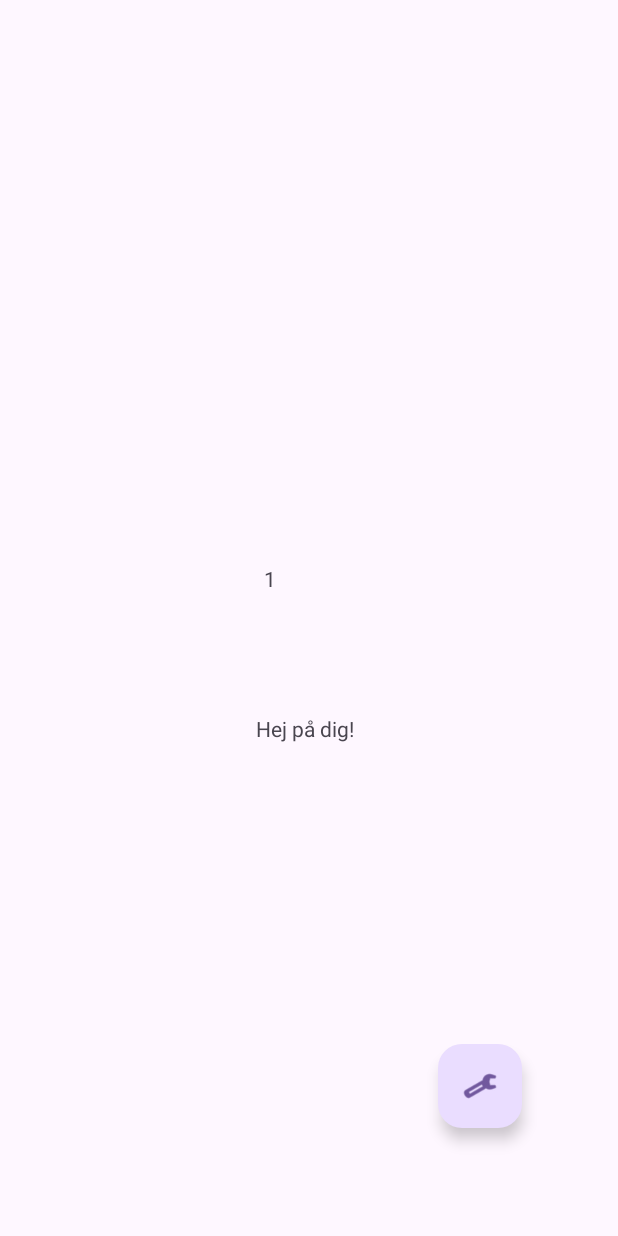
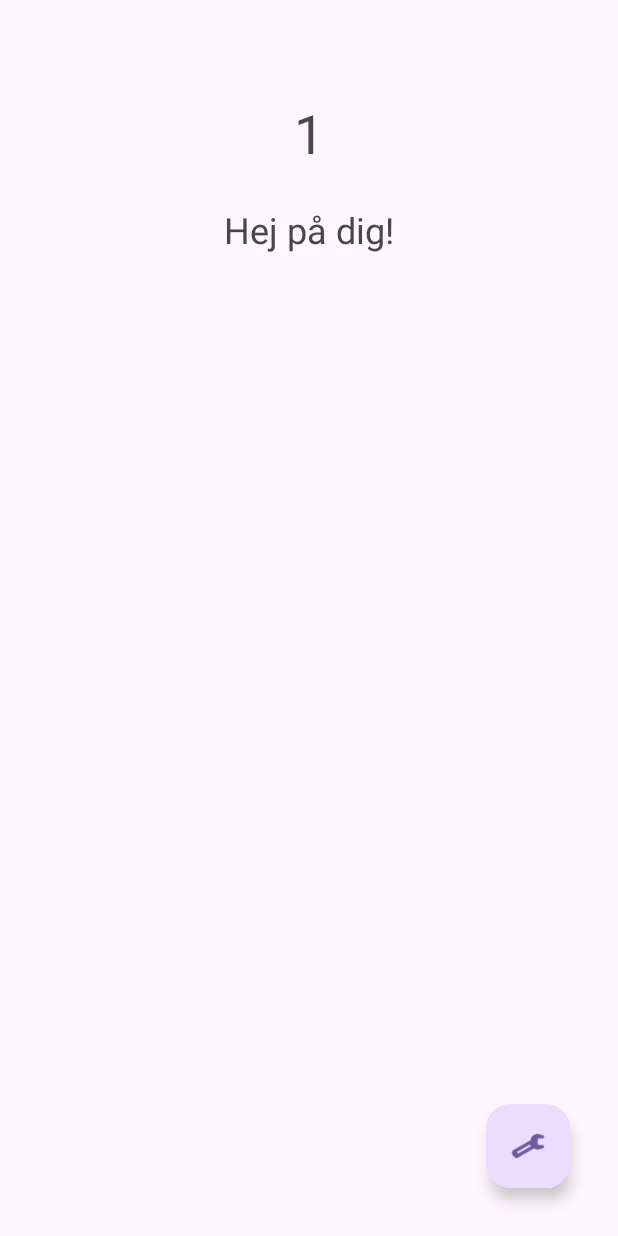
Before and after one commit to malmstli/my-first-app, an Android app: the screen it shows after launch (MainActivity), on a phone screen of 412 x 824 dp. Run offline under Robolectric (Android 15) with nearby library versions, the phone set to English and light mode, and no system bars.

Commit message:
CC lektion 6

```diff
--- a/app/src/main/res/layout/activity_main.xml
+++ b/app/src/main/res/layout/activity_main.xml
@@ -1,41 +1,43 @@
 <?xml version="1.0" encoding="utf-8"?>
-<androidx.constraintlayout.widget.ConstraintLayout xmlns:android="http://schemas.android.com/apk/res/android"
+<androidx.constraintlayout.widget.ConstraintLayout
+    xmlns:android="http://schemas.android.com/apk/res/android"
     xmlns:app="http://schemas.android.com/apk/res-auto"
     xmlns:tools="http://schemas.android.com/tools"
-    android:id="@+id/main"
     android:layout_width="match_parent"
     android:layout_height="match_parent"
     tools:context=".MainActivity">
 
     <TextView
         android:id="@+id/appCount"
-        android:layout_width="67dp"
-        android:layout_height="29dp"
-        android:layout_marginStart="176dp"
-        android:layout_marginTop="376dp"
-        android:text="asd"
+        android:layout_width="wrap_content"
+        android:layout_height="wrap_content"
+        android:text="0"
+        android:textSize="36sp"
+        app:layout_constraintTop_toTopOf="parent"
         app:layout_constraintStart_toStartOf="parent"
-        app:layout_constraintTop_toTopOf="parent" />
+        app:layout_constraintEnd_toEndOf="parent"
+        android:layout_marginTop="64dp" />
+
+    <TextView
+        android:id="@+id/welcomeView"
+        android:layout_width="wrap_content"
+        android:layout_height="wrap_content"
+        android:text="Välkommen!"
+        android:textSize="24sp"
+        app:layout_constraintTop_toBottomOf="@id/appCount"
+        app:layout_constraintStart_toStartOf="parent"
+        app:layout_constraintEnd_toEndOf="parent"
+        android:layout_marginTop="24dp" />
 
     <com.google.android.material.floatingactionbutton.FloatingActionButton
         android:id="@+id/myFloatingActionButton"
         android:layout_width="wrap_content"
         android:layout_height="wrap_content"
-        android:layout_marginEnd="64dp"
-        android:layout_marginBottom="72dp"
+        android:layout_margin="32dp"
         android:clickable="true"
+        android:contentDescription="Inställningar"
         app:layout_constraintBottom_toBottomOf="parent"
         app:layout_constraintEnd_toEndOf="parent"
         app:srcCompat="@android:drawable/ic_menu_manage" />
 
-    <TextView
-        android:id="@+id/welcomeView"
-        android:layout_width="wrap_content"
-        android:layout_height="wrap_content"
-        android:layout_marginTop="476dp"
-        android:layout_marginEnd="176dp"
-        android:text="TextView"
-        app:layout_constraintEnd_toEndOf="parent"
-        app:layout_constraintTop_toTopOf="parent" />
-
 </androidx.constraintlayout.widget.ConstraintLayout>
```
Also changed, not shown: app/src/main/AndroidManifest.xml (+5 -2 lines), app/src/main/java/fi/arcada/codechallenge/MainActivity.java (+12 -30 lines), app/src/main/java/fi/arcada/codechallenge/SettingsActivity.java (+20 -11 lines), app/src/main/res/layout/settings_activity.xml (+24 -0 lines).
